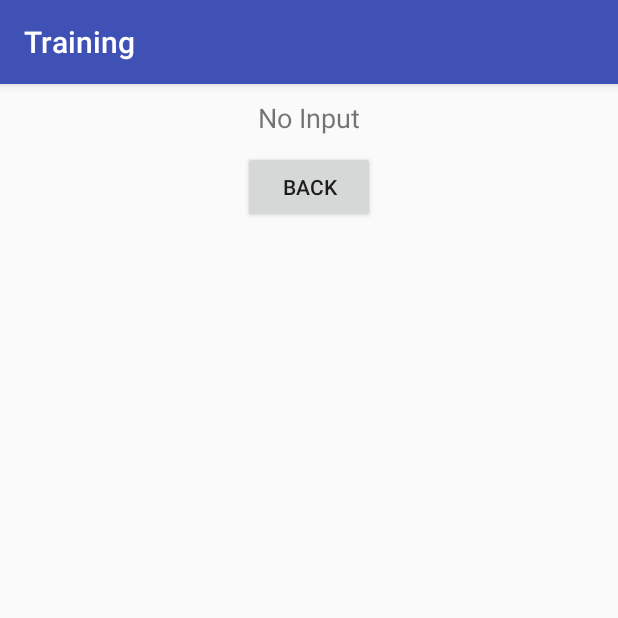
After one commit to Windner/Training, an Android app: the Lesson2_sum screen opened directly, with no data from a screen before it, on a phone screen of 412 x 824 dp, the top half of it. The commit adds this screen. Run offline under Robolectric (Android 15) with nearby library versions, the phone set to English and light mode, and no system bars.

Commit message:
Lesson 2 finished

```diff
--- a/app/src/main/AndroidManifest.xml
+++ b/app/src/main/AndroidManifest.xml
@@ -3,6 +3,10 @@
     package="com.example.candice_feng.training">
 
     <uses-permission android:name="android.permission.CALL_PHONE" />
+
+    <uses-feature
+        android:name="android.hardware.camera"
+        android:required="true" />
 
     <application
         android:allowBackup="true"
@@ -20,6 +24,7 @@
         </activity>
         <activity android:name=".Lesson1" />
         <activity android:name=".Lesson2"></activity>
+        <activity android:name=".Lesson2_sum"></activity>
     </application>
 
 </manifest>
--- /dev/null
+++ b/app/src/main/java/com/example/candice_feng/training/Lesson2_sum.java
@@ -0,0 +1,84 @@
+package com.example.candice_feng.training;
+
+import android.app.Activity;
+import android.content.Intent;
+import android.support.v7.app.AppCompatActivity;
+import android.os.Bundle;
+import android.util.Log;
+import android.view.View;
+import android.widget.Button;
+import android.widget.TextView;
+
+public class Lesson2_sum extends AppCompatActivity {
+    private static final String TAG = Lesson2_sum.class.getSimpleName();
+    private TextView sumTv;
+    private Button backBtn;
+
+    @Override
+    protected void onCreate(Bundle savedInstanceState) {
+        super.onCreate(savedInstanceState);
+        setContentView(R.layout.activity_lesson2_sum);
+
+        Log.i(TAG, "onCreate");
+
+        sumTv = findViewById(R.id.resultTv);
+        sumTv.setText(getString(R.string.no_input));
+        String result = getString(R.string.no_input);
+
+        //Get input values and calculate
+        Intent intent = getIntent();
+        String[] values = intent.getStringArrayExtra("values");
+        if (values != null)
+            result = getResult(values);
+
+        //show result
+        sumTv.setText(result);
+
+        //Back button
+        backBtn = findViewById(R.id.backBtn);
+        backBtn.setOnClickListener(new View.OnClickListener() {
+            @Override
+            public void onClick(View v) {
+                Intent resultIntent = new Intent();
+                resultIntent.putExtra("result", sumTv.getText().toString());
+                setResult(Activity.RESULT_OK, resultIntent);
+                finish();
+            }
+        });
+    }
+
+    private String getResult(String[] values) {
+        int result = 0;
+
+        for (int i = 0; i < values.length; i++) {
+            if (!values[i].isEmpty())
+                result += Integer.parseInt(values[i]);
+        }
+
+        return String.valueOf(result);
+    }
+
+    @Override
+    protected void onPostResume() {
+        super.onPostResume();
+        Log.i(TAG, "onPostResume");
+    }
+
+    @Override
+    protected void onStart() {
+        super.onStart();
+        Log.i(TAG, "onStart");
+    }
+
+    @Override
+    protected void onStop() {
+        super.onStop();
+        Log.i(TAG, "onStop");
+    }
+
+    @Override
+    protected void onDestroy() {
+        super.onDestroy();
+        Log.i(TAG, "onDestroy");
+    }
+}
--- /dev/null
+++ b/app/src/main/res/layout/activity_lesson2_sum.xml
@@ -0,0 +1,30 @@
+<?xml version="1.0" encoding="utf-8"?>
+<android.support.constraint.ConstraintLayout xmlns:android="http://schemas.android.com/apk/res/android"
+    xmlns:app="http://schemas.android.com/apk/res-auto"
+    xmlns:tools="http://schemas.android.com/tools"
+    android:layout_width="match_parent"
+    android:layout_height="match_parent"
+    tools:context="com.example.candice_feng.training.Lesson2_sum">
+
+    <LinearLayout
+        android:layout_width="match_parent"
+        android:layout_height="match_parent"
+        android:gravity="center_horizontal"
+        android:orientation="vertical">
+
+        <TextView
+            android:id="@+id/resultTv"
+            android:layout_width="wrap_content"
+            android:layout_height="wrap_content"
+            android:layout_marginTop="10dp"
+            android:layout_marginBottom="10dp"
+            android:textSize="18sp" />
+
+        <Button
+            android:id="@+id/backBtn"
+            android:layout_width="wrap_content"
+            android:layout_height="wrap_content"
+            android:text="@string/back_forward" />
+
+    </LinearLayout>
+</android.support.constraint.ConstraintLayout>
--- a/app/src/main/res/values/strings.xml
+++ b/app/src/main/res/values/strings.xml
@@ -8,4 +8,6 @@
     <string name="launch_intent">Launch Intent</string>
     <string name="launch_activity">Launch Activity</string>
     <string name="sum">SUM</string>
+    <string name="no_input">No Input</string>
+    <string name="back_forward">Back</string>
 </resources>
```
Also changed, not shown: app/src/main/java/com/example/candice_feng/training/Lesson2.java (+56 -1 lines), app/src/main/res/layout/activity_lesson2.xml (+6 -2 lines), 1 other file.
